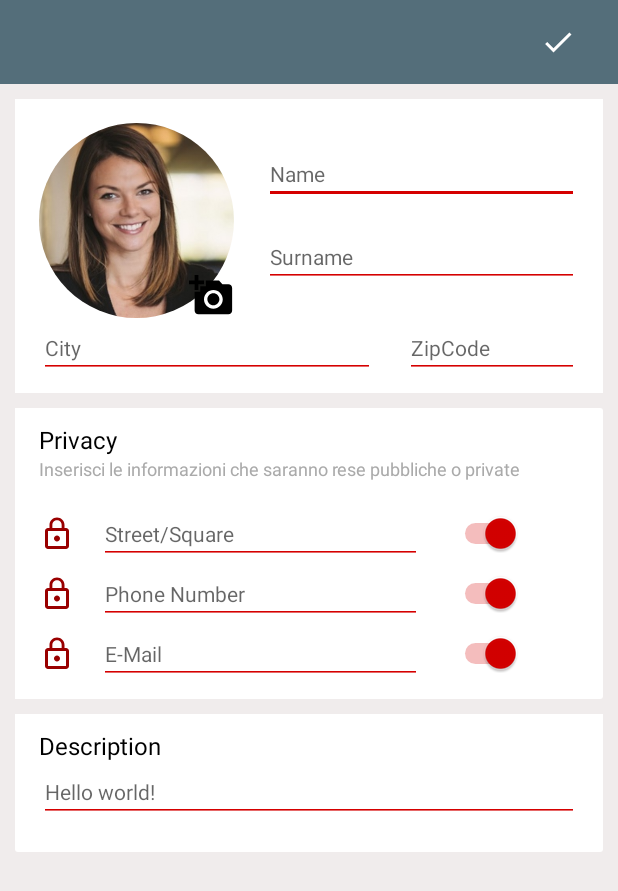
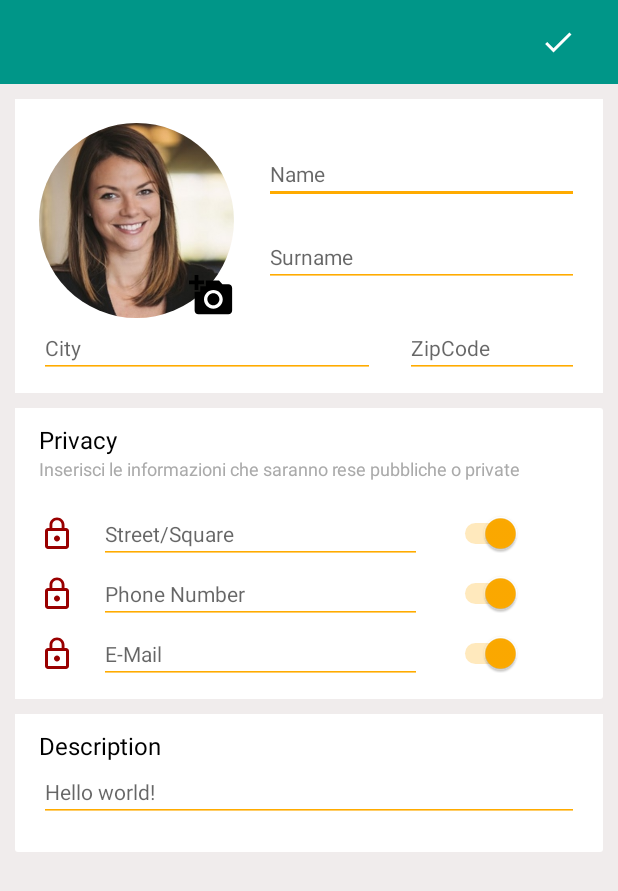
Before and after one commit to SergioGentile/WonderBook, an Android app: the layout activity_edit_profile.xml on its own in the app's theme, with its tools: preview values and no code run, on a phone screen of 412 x 824 dp. Shown: the top 891 px of the screen. Run offline under Robolectric (Android 15) with nearby library versions, the phone set to English and light mode, and no system bars; plain views replace MaterialEditText.

Commit message:
Modifiche alla grafica (v2, correzione)

```diff
--- a/app/src/main/res/layout/activity_edit_profile.xml
+++ b/app/src/main/res/layout/activity_edit_profile.xml
@@ -128,7 +128,7 @@
                                         android:textCursorDrawable="@null"
                                         android:textSize="@dimen/tv_dim"
                                         android:theme="@style/TextEdit"
-                                        app:met_primaryColor="@android:color/black"
+                                        app:met_primaryColor="@color/colorAccent"
                                         app:met_underlineColor="@android:color/black" />
                                 </LinearLayout>
                             </LinearLayout>
@@ -154,7 +154,7 @@
                                     android:textCursorDrawable="@null"
                                     android:textSize="@dimen/tv_dim"
                                     android:theme="@style/TextEdit"
-                                    app:met_primaryColor="@android:color/black"
+                                    app:met_primaryColor="@color/colorAccent"
                                     app:met_underlineColor="@android:color/black" />
 
                                 <com.rengwuxian.materialedittext.MaterialEditText
@@ -169,7 +169,7 @@
                                     android:textCursorDrawable="@null"
                                     android:textSize="@dimen/tv_dim"
                                     android:theme="@style/TextEdit"
-                                    app:met_primaryColor="@android:color/black"
+                                    app:met_primaryColor="@color/colorAccent"
                                     app:met_underlineColor="@android:color/black" />
                             </LinearLayout>
                         </LinearLayout>
@@ -238,7 +238,7 @@
                                     android:textCursorDrawable="@null"
                                     android:textSize="@dimen/tv_dim"
                                     android:theme="@style/TextEdit"
-                                    app:met_primaryColor="@android:color/black"
+                                    app:met_primaryColor="@color/colorAccent"
                                     app:met_underlineColor="@android:color/black" />
 
                                 <Switch
@@ -278,7 +278,7 @@
                                     android:textCursorDrawable="@null"
                                     android:textSize="@dimen/tv_dim"
                                     android:theme="@style/TextEdit"
-                                    app:met_primaryColor="@android:color/black"
+                                    app:met_primaryColor="@color/colorAccent"
                                     app:met_underlineColor="@android:color/black" />
 
 
@@ -320,7 +320,7 @@
                                     android:textCursorDrawable="@null"
                                     android:textSize="@dimen/tv_dim"
                                     android:theme="@style/TextEdit"
-                                    app:met_primaryColor="@android:color/black"
+                                    app:met_primaryColor="@color/colorAccent"
                                     app:met_underlineColor="@android:color/black" />
 
                                 <Switch
@@ -375,7 +375,7 @@
                                 android:textCursorDrawable="@null"
                                 android:textSize="@dimen/tv_dim"
                                 android:theme="@style/TextEdit"
-                                app:met_primaryColor="@android:color/black"
+                                app:met_primaryColor="@color/colorAccent"
                                 app:met_underlineColor="@android:color/black" />
 
                         </LinearLayout>
--- a/app/src/main/res/values/colors.xml
+++ b/app/src/main/res/values/colors.xml
@@ -1,8 +1,8 @@
 <?xml version="1.0" encoding="utf-8"?>
 <resources>
-    <color name="colorPrimary">#546e7a</color>
-    <color name="colorPrimaryDark">#37474f</color>
-    <color name="colorAccent">#d50000</color>
+    <color name="colorPrimary">#009688</color>
+    <color name="colorPrimaryDark">#00796B</color>
+    <color name="colorAccent">#ffab00</color>
     <color name="lock">#990000</color>
     <color name="unlock">#ff9100</color>
 </resources>
```
